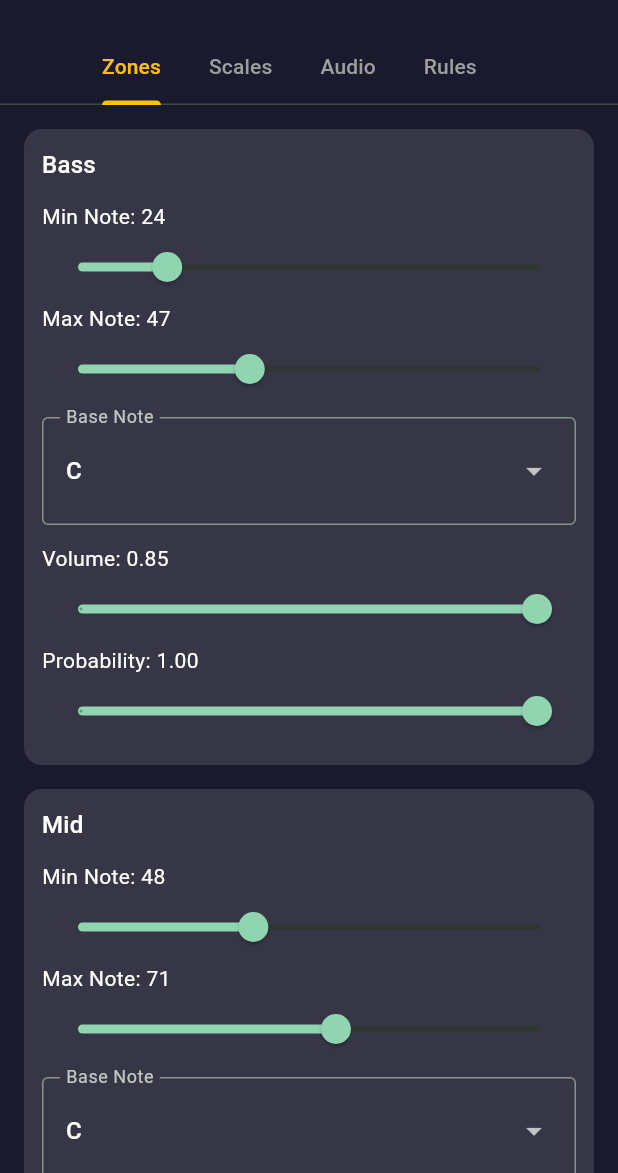
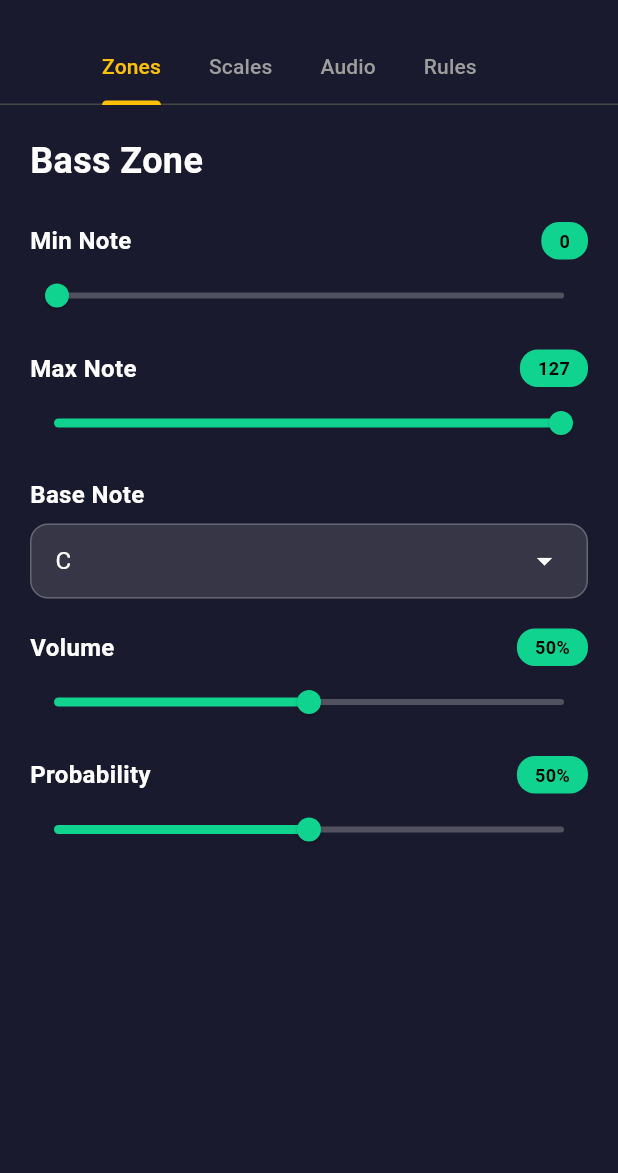
Before and after one commit to NotMaurion/LR3.5gh, a Flutter app: the LabScreen screen opened directly, on a phone screen of 412 x 824 dp, the part 63-1236 px from its top. Run offline on Flutter 3.47's test engine with Material 3 defaults, Android fonts, the phone set to English and light mode, and no system bars; our stand-ins replace flutter_riverpod, isar; missing offline and left inert: dart:html, dart:js_util; accounts and stored records are empty; generated files the repository leaves out were written again.

Commit message:
feat(lab): implement Zones panel UI with interactive controls

```diff
--- a/lib/ui/lab/panels/zones_panel.dart
+++ b/lib/ui/lab/panels/zones_panel.dart
@@ -1,35 +1,236 @@
 import 'package:flutter/material.dart';
-import 'package:flutter_riverpod/flutter_riverpod.dart';
-import '../../../state/zones_state.dart';
-import '../widgets/zone_editor.dart';
 
-class ZonesPanel extends ConsumerWidget {
+class ZonesPanel extends StatefulWidget {
   const ZonesPanel({super.key});
 
   @override
-  Widget build(BuildContext context, WidgetRef ref) {
-    final zones = ref.watch(zonesProvider);
-    final notifier = ref.read(zonesProvider.notifier);
-    return ListView.separated(
-      padding: const EdgeInsets.all(16),
-      itemBuilder: (context, index) {
-        final z = zones[index];
-        return ZoneEditor(
-          title: z.name,
-          minNote: z.minNote,
-          maxNote: z.maxNote,
-          baseNote: z.baseNote,
-          volume: z.volume,
-          probability: z.probability,
-          onMinChanged: (v) => notifier.setMin(index, v),
-          onMaxChanged: (v) => notifier.setMax(index, v),
-          onBaseChanged: (v) => notifier.setBase(index, v),
-          onVolumeChanged: (v) => notifier.setVolume(index, v),
-          onProbabilityChanged: (v) => notifier.setProbability(index, v),
-        );
-      },
-      separatorBuilder: (_, __) => const SizedBox(height: 16),
-      itemCount: zones.length,
+  State<ZonesPanel> createState() => _ZonesPanelState();
+}
+
+class _ZonesPanelState extends State<ZonesPanel> {
+  // Temporary state for UI demonstration
+  double _minNote = 0.0;
+  double _maxNote = 127.0;
+  String _baseNote = 'C';
+  double _volume = 0.5;
+  double _probability = 0.5;
+
+  final List<String> _noteOptions = [
+    'C', 'C#', 'D', 'D#', 'E', 'F', 'F#', 'G', 'G#', 'A', 'A#', 'B'
+  ];
+
+  @override
+  Widget build(BuildContext context) {
+    return SingleChildScrollView(
+      padding: const EdgeInsets.all(20),
+      child: Column(
+        crossAxisAlignment: CrossAxisAlignment.start,
+        children: [
+          // Title
+          const Text(
+            'Bass Zone',
+            style: TextStyle(
+              color: Colors.white,
+              fontSize: 24,
+              fontWeight: FontWeight.bold,
+            ),
+          ),
+          const SizedBox(height: 24),
+
+          // Min Note Slider
+          _buildSliderSection(
+            title: 'Min Note',
+            value: _minNote,
+            min: 0.0,
+            max: 127.0,
+            divisions: 127,
+            label: '${_minNote.round()}',
+            onChanged: (value) {
+              setState(() {
+                _minNote = value;
+                if (_minNote > _maxNote) {
+                  _maxNote = _minNote;
+                }
+              });
+            },
+          ),
+          const SizedBox(height: 20),
+
+          // Max Note Slider
+          _buildSliderSection(
+            title: 'Max Note',
+            value: _maxNote,
+            min: 0.0,
+            max: 127.0,
+            divisions: 127,
+            label: '${_maxNote.round()}',
+            onChanged: (value) {
+              setState(() {
+                _maxNote = value;
+                if (_maxNote < _minNote) {
+                  _minNote = _maxNote;
+                }
+              });
+            },
+          ),
+          const SizedBox(height: 20),
+
+          // Base Note Dropdown
+          _buildDropdownSection(
+            title: 'Base Note',
+            value: _baseNote,
+            items: _noteOptions,
+            onChanged: (value) {
+              if (value != null) {
+                setState(() {
+                  _baseNote = value;
+                });
+              }
+            },
+          ),
+          const SizedBox(height: 20),
+
+          // Volume Slider
+          _buildSliderSection(
+            title: 'Volume',
+            value: _volume,
+            min: 0.0,
+            max: 1.0,
+            divisions: 100,
+            label: '${(_volume * 100).round()}%',
+            onChanged: (value) {
+              setState(() {
+                _volume = value;
+              });
+            },
+          ),
+          const SizedBox(height: 20),
+
+          // Probability Slider
+          _buildSliderSection(
+            title: 'Probability',
+            value: _probability,
+            min: 0.0,
+            max: 1.0,
+            divisions: 100,
+            label: '${(_probability * 100).round()}%',
+            onChanged: (value) {
+              setState(() {
+                _probability = value;
+              });
+            },
+          ),
+        ],
+      ),
+    );
+  }
+
+  Widget _buildSliderSection({
+    required String title,
+    required double value,
+    required double min,
+    required double max,
+    required int divisions,
+    required String label,
+    required ValueChanged<double> onChanged,
+  }) {
+    return Column(
+      crossAxisAlignment: CrossAxisAlignment.start,
+      children: [
+        Row(
+          mainAxisAlignment: MainAxisAlignment.spaceBetween,
+          children: [
+            Text(
+              title,
+              style: const TextStyle(
+                color: Colors.white,
+                fontSize: 16,
+                fontWeight: FontWeight.w600,
+              ),
+            ),
+            Container(
+              padding: const EdgeInsets.symmetric(horizontal: 12, vertical: 4),
+              decoration: BoxDecoration(
+                color: const Color(0xFF10D38F),
+                borderRadius: BorderRadius.circular(12),
+              ),
+              child: Text(
+                label,
+                style: const TextStyle(
+                  color: Colors.black,
+                  fontSize: 12,
+                  fontWeight: FontWeight.bold,
+                ),
+              ),
+            ),
+          ],
+        ),
+        const SizedBox(height: 8),
+        SliderTheme(
+          data: SliderTheme.of(context).copyWith(
+            activeTrackColor: const Color(0xFF10D38F),
+            inactiveTrackColor: Colors.white24,
+            thumbColor: const Color(0xFF10D38F),
+            overlayColor: const Color(0xFF10D38F).withOpacity(0.2),
+            trackHeight: 4,
+            thumbShape: const RoundSliderThumbShape(enabledThumbRadius: 8),
+            overlayShape: const RoundSliderOverlayShape(overlayRadius: 16),
+          ),
+          child: Slider(
+            value: value,
+            min: min,
+            max: max,
+            divisions: divisions,
+            onChanged: onChanged,
+          ),
+        ),
+      ],
+    );
+  }
+
+  Widget _buildDropdownSection({
+    required String title,
+    required String value,
+    required List<String> items,
+    required ValueChanged<String?> onChanged,
+  }) {
+    return Column(
+      crossAxisAlignment: CrossAxisAlignment.start,
+      children: [
+        Text(
+          title,
+          style: const TextStyle(
+            color: Colors.white,
+            fontSize: 16,
+            fontWeight: FontWeight.w600,
+          ),
+        ),
+        const SizedBox(height: 8),
+        Container(
+          padding: const EdgeInsets.symmetric(horizontal: 16),
+          decoration: BoxDecoration(
+            color: Colors.white12,
+            borderRadius: BorderRadius.circular(12),
+            border: Border.all(color: Colors.white24),
+          ),
+          child: DropdownButtonHideUnderline(
+            child: DropdownButton<String>(
+              value: value,
+              dropdownColor: const Color(0xFF0F0F1A),
+              style: const TextStyle(color: Colors.white, fontSize: 16),
+              iconEnabledColor: Colors.white,
+              isExpanded: true,
+              items: items.map((String item) {
+                return DropdownMenuItem<String>(
+                  value: item,
+                  child: Text(item),
+                );
+              }).toList(),
+              onChanged: onChanged,
+            ),
+          ),
+        ),
+      ],
     );
   }
 }
```
